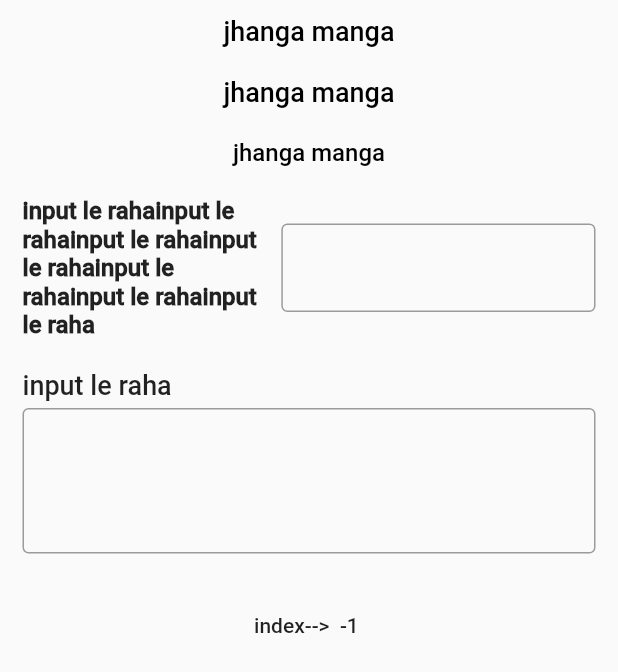
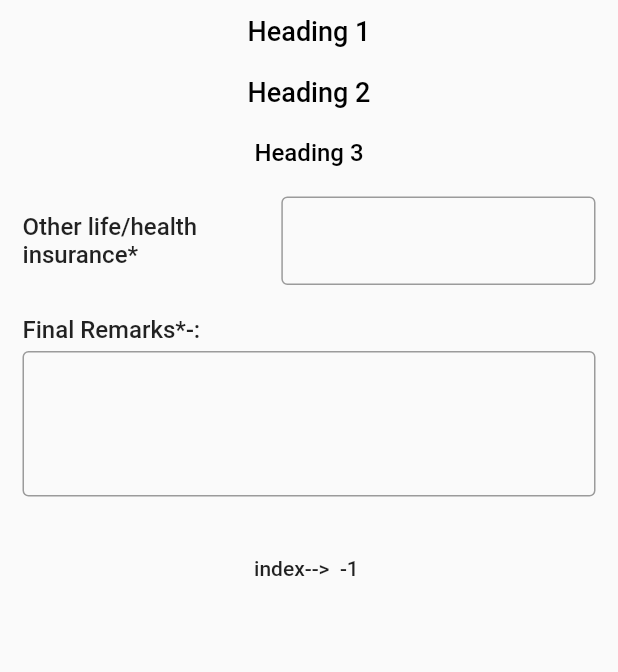
Before and after one commit to Satendra9984/veridox, a Flutter app: the screen it shows after launch, on a phone screen of 412 x 824 dp. Shown: the top 672 px of the screen. Run offline on Flutter 3.47's test engine with Material 2 defaults, Android fonts, the phone set to English and light mode, and no system bars; our stand-ins replace cloud_firestore, firebase_auth, firebase_core, pinput, shared_preferences; accounts and stored records are empty.

```diff
--- a/lib/form_builder_widgets/multi_line_input.dart
+++ b/lib/form_builder_widgets/multi_line_input.dart
@@ -22,7 +22,7 @@ class _MultiLineInputState extends State<MultiLineInput> {
         Text(
           '${widget.widgetJson['label']}',
           softWrap: true,
-          style: TextStyle(fontSize: 18),
+          style: const TextStyle(fontSize: 16),
         ),
         const SizedBox(
           height: 5,
--- a/lib/form_builder_widgets/single_line_input.dart
+++ b/lib/form_builder_widgets/single_line_input.dart
@@ -31,12 +31,12 @@ class _SingleLineInputState extends State<SingleLineInput> {
                 '${widget.widgetJson['label']}',
                 style: const TextStyle(
                   fontSize: 16,
-                  fontWeight: FontWeight.bold,
+                  // fontWeight: FontWeight.bold,
                 ),
+                softWrap: true,
               ),
             ),
             const SizedBox(
-              // height: 10,
               width: 5,
             ),
             Expanded(
@@ -47,6 +47,10 @@ class _SingleLineInputState extends State<SingleLineInput> {
                 decoration: InputDecoration(
                   border: OutlineInputBorder(),
                 ),
+                // keyboardType: TextInputType.multiline,
+                // textInputAction: TextInputAction.newline,
+                // minLines: 1,
+                // maxLines: null,
               ),
             ),
           ],
--- a/lib/templates/form_page.dart
+++ b/lib/templates/form_page.dart
@@ -18,30 +18,29 @@ class FormPage extends StatefulWidget {
     "page": [
       {
         "type": "text",
-        "label": "jhanga manga",
+        "label": "Heading 1",
         "heading_type": 1,
       },
       {
         "type": "text",
-        "label": "jhanga manga",
+        "label": "Heading 2",
         "heading_type": 2,
       },
       {
         "type": "text",
-        "label": "jhanga manga",
+        "label": "Heading 3",
         "heading_type": 3,
       },
       {
         "type": "single_line_input",
-        "label":
-            "input le rahainput le rahainput le rahainput le rahainput le rahainput le rahainput le raha",
-        "value": true,
-        "input_type": "string/integer/email/password",
+        "label": "Other life/health insurance*",
+        "value": "",
+        "input_type": "string/integer/email",
         "hint": "yahan likho"
       },
       {
         "type": "multi_line_input",
-        "label": "input le raha",
+        "label": "Final Remarks*-:",
         "value": null,
         "input_type": "string",
         "hint": "yahan likho"
```
